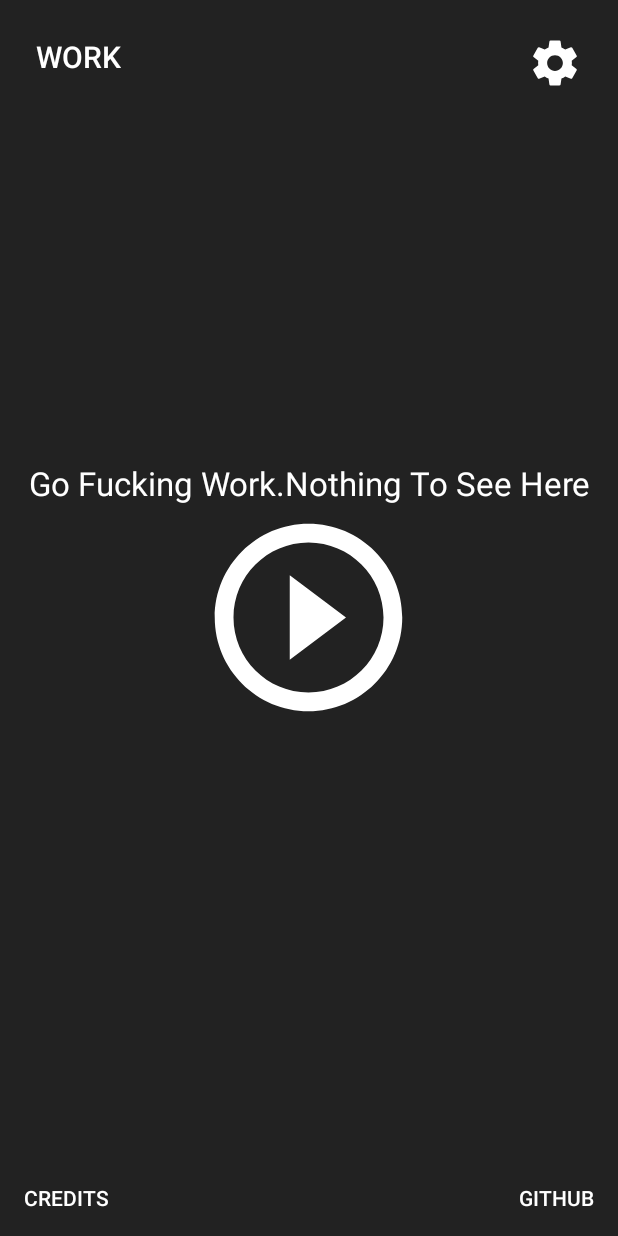
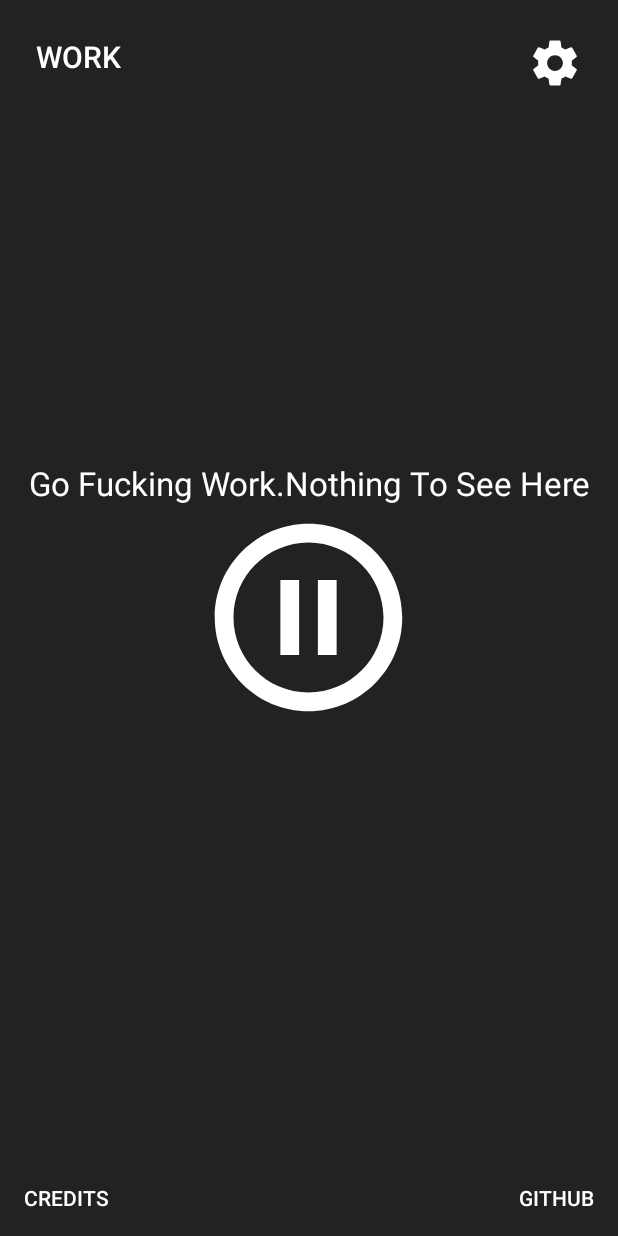
Before and after one commit to aashrai/GET-TO-WORK, an Android app: the screen it shows after launch (MainActivity), on a phone screen of 412 x 824 dp. Run offline under Robolectric (Android 15) with nearby library versions, the phone set to English and light mode, and no system bars; our stand-ins replace ButterKnife, Dagger/Hilt's generated code.

Commit message:
Minor Refactoring

```diff
--- a/app/src/main/java/aashrai/android/gettowork/OverlayService.java
+++ b/app/src/main/java/aashrai/android/gettowork/OverlayService.java
@@ -23,9 +23,8 @@ public class OverlayService extends AccessibilityService {
   @Override public void onAccessibilityEvent(AccessibilityEvent event) {
     Set<String> activatedPackages =
         sharedPreferences.getStringSet(Constants.ACTIVATED_PACKAGES, new HashSet<String>());
-    boolean appLockActivated = sharedPreferences.getBoolean(Constants.APP_LOCK_ACTIVATED, false);
-    if ((appLockActivated || Utils.isAppLockDeactivationExpired(sharedPreferences))
-        && activatedPackages.contains(event.getPackageName().toString())) {
+    if (Utils.isAppLockActivated(sharedPreferences) && activatedPackages.contains(
+        event.getPackageName().toString())) {
       Log.d(TAG, "onAccessibilityEvent() called with: " + "event = [" + event + "]");
       launchAppLock();
     }
--- a/app/src/main/java/aashrai/android/gettowork/Utils.java
+++ b/app/src/main/java/aashrai/android/gettowork/Utils.java
@@ -22,4 +22,9 @@ public class Utils {
     long timestamp = sharedPreferences.getLong(Constants.OVERLAY_DEACTIVATED_TIMESTAMP, 0L);
     return timestamp + millis < System.currentTimeMillis();
   }
+
+  public static boolean isAppLockActivated(SharedPreferences sharedPreferences) {
+    return sharedPreferences.getBoolean(Constants.APP_LOCK_ACTIVATED, false)
+        || isAppLockDeactivationExpired(sharedPreferences);
+  }
 }
--- a/app/src/main/java/aashrai/android/gettowork/view/MainActivityView.java
+++ b/app/src/main/java/aashrai/android/gettowork/view/MainActivityView.java
@@ -23,6 +23,8 @@ public interface MainActivityView {
 
   void hideActivateHeader();
 
+  void showActivateHeader();
+
   void hideTimingGrid();
 
   void showActivateButton();
--- a/app/src/main/java/aashrai/android/gettowork/view/activity/MainActivity.java
+++ b/app/src/main/java/aashrai/android/gettowork/view/activity/MainActivity.java
@@ -1,9 +1,9 @@
 package aashrai.android.gettowork.view.activity;
 
-import aashrai.android.gettowork.Constants;
 import aashrai.android.gettowork.GoToWorkApplication;
 import aashrai.android.gettowork.R;
 import aashrai.android.gettowork.TimingGridDecorator;
+import aashrai.android.gettowork.Utils;
 import aashrai.android.gettowork.adapter.TimingGridAdapter;
 import aashrai.android.gettowork.presenter.MainActivityPresenter;
 import aashrai.android.gettowork.view.MainActivityView;
@@ -84,9 +84,10 @@ public class MainActivity extends BaseActivity
   }
 
   private void setActivateDrawable() {
-    activate.setImageDrawable(sharedPreferences.getBoolean(Constants.APP_LOCK_ACTIVATED, false)
-        ? ContextCompat.getDrawable(this, R.drawable.ic_pause_circle)
-        : ContextCompat.getDrawable(this, R.drawable.ic_play_circle));
+    activate.setImageDrawable(
+        Utils.isAppLockActivated(sharedPreferences) ? ContextCompat.getDrawable(this,
+            R.drawable.ic_pause_circle)
+            : ContextCompat.getDrawable(this, R.drawable.ic_play_circle));
   }
 
   @Override public void configureDagger() {
@@ -147,6 +148,10 @@ public class MainActivity extends BaseActivity
     activateHeader.setVisibility(View.GONE);
   }
 
+  @Override public void showActivateHeader() {
+    activateHeader.setVisibility(View.VISIBLE);
+  }
+
   @Override public void hideTimingGrid() {
     timingsRecyclerView.setVisibility(View.GONE);
   }
--- a/app/src/main/res/layout/activity_main.xml
+++ b/app/src/main/res/layout/activity_main.xml
@@ -43,13 +43,13 @@
       android:layout_centerInParent="true"
       android:layout_width="@dimen/activate_icon_size"
       android:layout_height="@dimen/activate_icon_size"
+      tools:src="@drawable/ic_play_circle"
   />
 
   <TextView android:layout_width="match_parent"
       android:layout_height="wrap_content"
       android:layout_centerInParent="true"
       android:visibility="gone"
-      tools:visibility="visible"
       tools:text="YOU SHOULD WORK"
       android:gravity="center"
       android:textColor="@android:color/white"
```
Also changed, not shown: app/src/main/java/aashrai/android/gettowork/presenter/MainActivityPresenter.java (+10 -1 lines), 1 other file.
